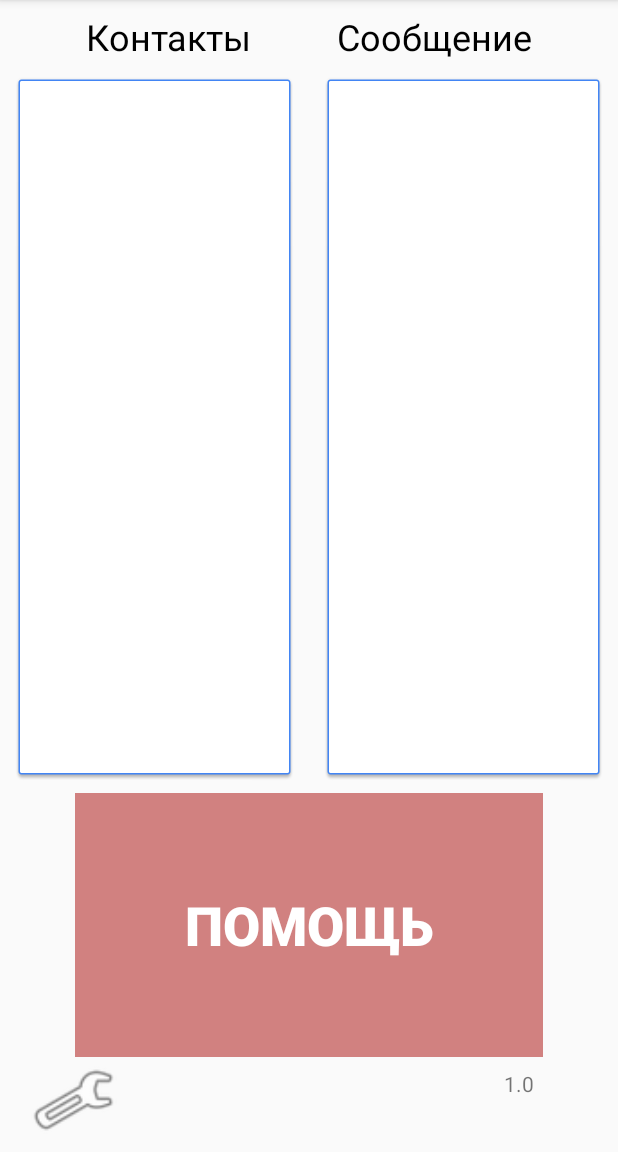
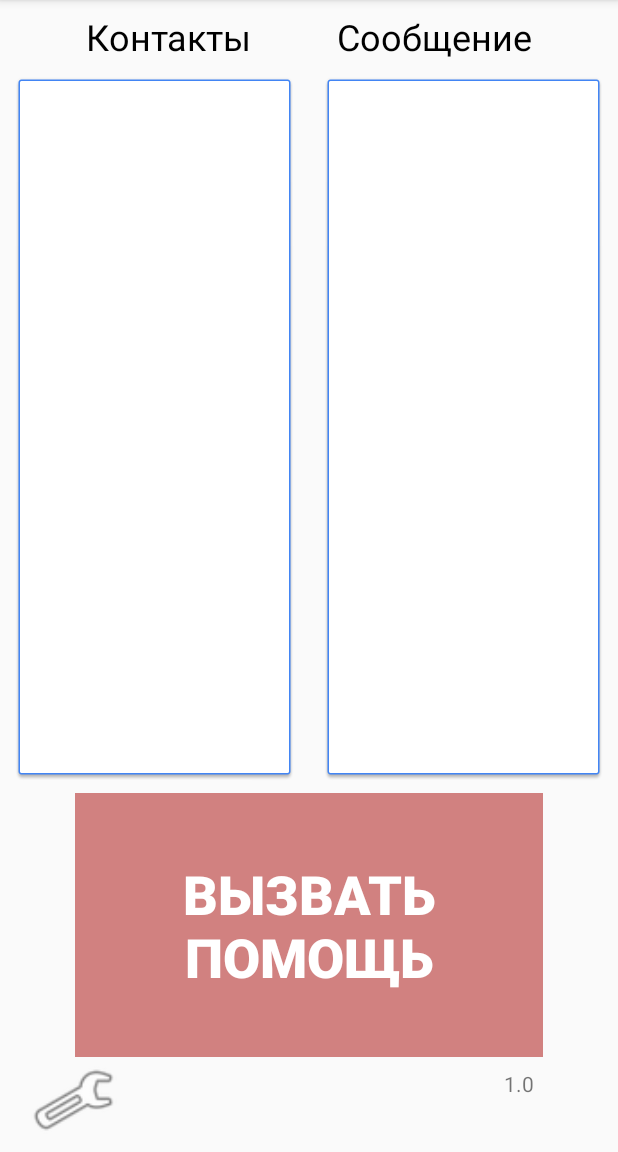
Before and after one commit to MirAlexSky/MyEmergencyBot, an Android app: the screen it shows after launch (MainActivity), on a phone screen of 412 x 824 dp, the part 84-1236 px from its top. Run offline under Robolectric (Android 15) with nearby library versions, the phone set to English and light mode, and no system bars.

Commit message:
Recycler begin 05-03-18 v2

```diff
--- a/app/build.gradle
+++ b/app/build.gradle
@@ -27,4 +27,5 @@ dependencies {
     androidTestImplementation 'com.android.support.test:runner:1.0.1'
     androidTestImplementation 'com.android.support.test.espresso:espresso-core:3.0.1'
     implementation 'com.google.android.gms:play-services-maps:11.8.0'
+    implementation 'com.android.support:cardview-v7:26.1.0'
 }
--- a/app/src/main/java/com/example/mirsky/myemergencybot/MainActivity.java
+++ b/app/src/main/java/com/example/mirsky/myemergencybot/MainActivity.java
@@ -1,18 +1,19 @@
 package com.example.mirsky.myemergencybot;
 
-import android.content.Context;
 import android.content.Intent;
 import android.content.SharedPreferences;
 import android.database.Cursor;
 import android.database.sqlite.SQLiteDatabase;
 import android.support.v7.app.AppCompatActivity;
 import android.os.Bundle;
+import android.support.v7.widget.DividerItemDecoration;
+import android.support.v7.widget.LinearLayoutManager;
+import android.support.v7.widget.RecyclerView;
 import android.util.Log;
 import android.view.View;
 import android.view.ViewGroup;
 import android.widget.ArrayAdapter;
 import android.widget.Button;
-import android.widget.CursorAdapter;
 import android.widget.ImageButton;
 import android.widget.LinearLayout;
 import android.widget.ListView;
@@ -31,9 +32,8 @@ public class MainActivity extends AppCompatActivity {
     ImageButton iBtnSet;
     LinearLayout linerContacts;
     LinearLayout linerMessage;
-    ListView listViewContacts;
 
-    ArrayAdapter<String> adapter;
+    RecyclerView recycler;
 
     @Override
     protected void onCreate(Bundle savedInstanceState) {
@@ -45,12 +45,16 @@ public class MainActivity extends AppCompatActivity {
         txtV = findViewById(R.id.txtV);
         linerContacts = findViewById(R.id.linLayoutContacts);
         linerMessage = findViewById(R.id.linLayoutMessage);
-        listViewContacts = findViewById(R.id.listContacts);
+        recycler = findViewById(R.id.rv);
 
-        // Fill linerContacts
+        RecyclerView.LayoutManager lm = new LinearLayoutManager(this);
+        RecyclerView.ItemDecoration itemDecoration = new DividerItemDecoration(recycler.getContext(), DividerItemDecoration.VERTICAL);
+        recycler.setLayoutManager(lm);
+        recycler.addItemDecoration(itemDecoration);
+
+        // Fill Contacts
         fillContacts();
-        Log.i(TAG, "fillContacts : Success");
-        // Fill linerMessage
+        // Fill Message
         fillMessage();
 
         txtV.setText(String.valueOf(APP_VERSION));
@@ -59,112 +63,80 @@ public class MainActivity extends AppCompatActivity {
         iBtnSet.setOnClickListener(new btnClickListener());
 
         //loadSettings();
-        Log.i(TAG, "Create : Success");
     }
 
     @Override
     protected void onResume() {
         super.onResume();
 
-        //linerContacts.removeAllViews();
+
+
         //fillContacts();
-        adapter.notifyDataSetChanged();
+        //fillMessage();
+        //fillMessage();
+        //fillContacts();
 
-        linerMessage.removeAllViews();
-        fillMessage();
         //loadSettings();
     }
 
 
     private void fillMessage() {
 
-        String messageText;
-        TextView txtMessage;
+        Cursor cursor = createCursor(DBHelper.TBL_MESSAGE);
+        int tableNum = cursor.getColumnIndex("text");
+
+        RVAdapter adapter = new RVAdapter(cursor,tableNum);
+        recycler.setAdapter(adapter);
+
+//        if (null != adapter) {
+//
+//        } else {
+//            LinearLayout.LayoutParams lParams = new LinearLayout.LayoutParams(
+//                    ViewGroup.LayoutParams.MATCH_PARENT,
+//                    ViewGroup.LayoutParams.WRAP_CONTENT);
+//
+//            TextView errTxt = new TextView(this);
+//            errTxt.setText("Что-то пошло не так, изените");
+//            listViewMessage.addView(errTxt, lParams);
+//        }
+
+    }
+
+    private Cursor createCursor( String table) {
 
         DBHelper dbh = new DBHelper(this);
         SQLiteDatabase db = dbh.getReadableDatabase();
-        Cursor cursor = db.query(DBHelper.TBL_MESSAGE,null,null, null,
+        Cursor cursor = db.query(table,null,null, null,
                 null, null, null);
 
-        int messageTextIndex = cursor.getColumnIndex("text");
-
-        LinearLayout.LayoutParams lParams = new LinearLayout.LayoutParams(
-                ViewGroup.LayoutParams.MATCH_PARENT,
-                ViewGroup.LayoutParams.WRAP_CONTENT);
-
-        while (cursor.moveToNext()) {
-            messageText = cursor.getString(messageTextIndex);
-            txtMessage = new TextView(this);
-            txtMessage.setText(messageText);
-            linerMessage.addView(txtMessage,lParams);
-        }
-        cursor.close();
-
+        return cursor;
     }
 
     private void fillContacts() {
 
-        String contactName;
-        ArrayList<String> contactsList = new ArrayList<>();
-        int contactNameIndex;
-
-        DBHelper dbh = new DBHelper(this);
-        SQLiteDatabase db = dbh.getReadableDatabase();
-        Cursor cursor = db.query("contact",null,null, null,
-                null, null, null);
-
-        contactNameIndex = cursor.getColumnIndex("name");
-
-        while (cursor.moveToNext()) {
-            contactName = cursor.getString(contactNameIndex);
-            contactsList.add(contactName);
-            Log.i(TAG, "Добавлен элемент в List - " + contactName);
-        }
-        cursor.close();
-
-        try {
-        adapter = new ArrayAdapter<>(this, R.layout.textview, contactsList);
-        }
-        catch (Exception e) {
-            justMessage("Адаптер не создан, видимо что-то не так с макетом TextView");
-        }
-
-        if (null != adapter) {
-        listViewContacts.setAdapter(adapter);
-        } else {
-            LinearLayout.LayoutParams lParams = new LinearLayout.LayoutParams(
-                    ViewGroup.LayoutParams.MATCH_PARENT,
-                    ViewGroup.LayoutParams.WRAP_CONTENT);
-
-            TextView errTxt = new TextView(this);
-            errTxt.setText("Что-то пошло не так, изените");
-            listViewContacts.addView(errTxt, lParams);
-        }
-
-
-//        String contactName;
-//        TextView txtContact;
+//        ArrayList<String> contactsList = new ArrayList<>();
 //
-//        DBHelper dbh = new DBHelper(this);
-//        SQLiteDatabase db = dbh.getReadableDatabase();
-//        Cursor cursor = db.query("contact",null,null, null,
-//                null, null, null);
+//        fillArrayFromCursor(contactsList, DBHelper.TBL_CONTACT, "name");
 //
-//        int contactNameIndex = cursor.getColumnIndex("name");
+//        try {
+//        adapterContacts = new ArrayAdapter<>(this, R.layout.textview, contactsList);
+//        }
+//        catch (Exception e) {
+//            justMessage("Адаптер не создан, видимо что-то не так с макетом TextView");
+//        }
 //
-//        LinearLayout.LayoutParams lParams = new LinearLayout.LayoutParams(
-//                ViewGroup.LayoutParams.MATCH_PARENT,
-//                ViewGroup.LayoutParams.WRAP_CONTENT);
+//        if (null != adapterContacts) {
+//        listViewContacts.setAdapter(adapterContacts);
+//        } else {
+//            LinearLayout.LayoutParams lParams = new LinearLayout.LayoutParams(
+//                    ViewGroup.LayoutParams.MATCH_PARENT,
+//                    ViewGroup.LayoutParams.WRAP_CONTENT);
 //
-//        while (cursor.moveToNext()) {
-//            contactName = cursor.getString(contactNameIndex);
-//
-//            txtContact = new TextView(this);
-//
-//            txtContact.setText(contactName);
-//            linerContacts.addView(txtContact,lParams);
+//            TextView errTxt = new TextView(this);
+//            errTxt.setText("Что-то пошло не так, изените");
+//            listViewContacts.addView(errTxt, lParams);
+//            //TODO Размер шрифта
 //        }
-//        cursor.close();
     }
 
     private void loadSettings() {
--- /dev/null
+++ b/app/src/main/java/com/example/mirsky/myemergencybot/RVAdapter.java
@@ -0,0 +1,51 @@
+package com.example.mirsky.myemergencybot;
+
+import android.database.Cursor;
+import android.support.v7.widget.CardView;
+import android.support.v7.widget.RecyclerView;
+import android.view.LayoutInflater;
+import android.view.View;
+import android.view.ViewGroup;
+import android.widget.TextView;
+
+public class RVAdapter extends RecyclerView.Adapter<RVAdapter.MyViewHolder> {
+
+    static class MyViewHolder extends RecyclerView.ViewHolder {
+        CardView cv;
+        TextView Text;
+
+        MyViewHolder(View itemView) {
+
+            super(itemView);
+
+            cv = itemView.findViewById(R.id.rv);
+            Text = itemView.findViewById(R.id.MainText);
+        }
+    }
+
+    private Cursor cursor;
+    private int tableNum;
+
+
+    RVAdapter(Cursor cursor, int tableNum) {
+        this.tableNum = tableNum;
+        this.cursor = cursor;
+    }
+
+    @Override
+    public MyViewHolder onCreateViewHolder(ViewGroup parent, int viewType) {
+        View v = LayoutInflater.from(parent.getContext()).inflate(R.layout.cardview_pattern, parent, false);
+        return new MyViewHolder(v);
+    }
+
+    @Override
+    public void onBindViewHolder(MyViewHolder holder, int position) {
+        cursor.moveToPosition(position);
+        holder.Text.setText(cursor.getString(tableNum));
+    }
+
+    @Override
+    public int getItemCount() {
+        return cursor.getCount();
+    }
+}
--- a/app/src/main/res/layout/activity_main.xml
+++ b/app/src/main/res/layout/activity_main.xml
@@ -54,10 +54,6 @@
         app:layout_constraintStart_toStartOf="parent"
         app:layout_constraintTop_toBottomOf="@+id/textView4">
 
-        <ListView
-            android:id="@+id/listContacts"
-            android:layout_width="match_parent"
-            android:layout_height="match_parent" />
     </LinearLayout>
 
     <LinearLayout
@@ -71,6 +67,14 @@
         app:layout_constraintEnd_toEndOf="parent"
         app:layout_constraintStart_toEndOf="@+id/linLayoutContacts"
         app:layout_constraintTop_toBottomOf="@+id/textView">
+
+        <android.support.v7.widget.RecyclerView
+            android:layout_width="match_parent"
+            android:layout_height="match_parent"
+            android:id="@+id/rv"
+            >
+
+        </android.support.v7.widget.RecyclerView>
     </LinearLayout>
 
     <TextView
--- a/app/src/main/res/layout/textview.xml
+++ b/app/src/main/res/layout/textview.xml
@@ -8,4 +8,6 @@
         android:gravity="center_vertical"
         android:paddingStart="?android:attr/listPreferredItemPaddingStart"
         android:paddingEnd="?android:attr/listPreferredItemPaddingEnd"
-        android:minHeight="?android:attr/listPreferredItemHeightSmall" />
+        android:minHeight="35dp"
+        android:textSize="15sp"
+    />
--- a/app/src/main/res/values/strings.xml
+++ b/app/src/main/res/values/strings.xml
@@ -1,6 +1,6 @@
 <resources>
     <string name="app_name">MyEmergencyBot</string>
-    <string name="help">Помощь</string>
+    <string name="help">Вызвать помощь</string>
     <string name="set">set</string>
     <string name="title_activity_settings">SettingsActivity</string>
     <string name="settings">Настройки</string>
```
Also changed, not shown: app/src/main/res/layout/cardview_pattern.xml (added, +18 -0 lines).
